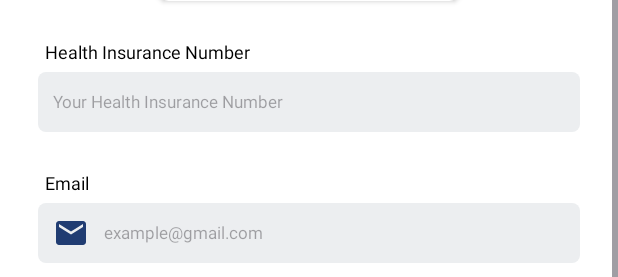
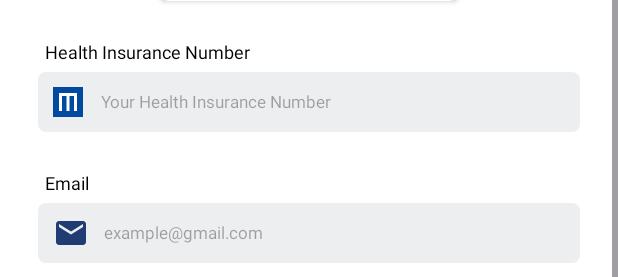
Before and after one commit to duypham27/DACN_MURKOFF_CARE_ANDROID, an Android app: the layout activity_information.xml on its own in the app's theme, with its tools: preview values and no code run, on a phone screen of 412 x 824 dp. Shown: the part 326-603 px from the top of the screen. Run offline under Robolectric (Android 15) with nearby library versions, the light colour scheme and no system bars.

Commit message:
Fix Color UI+ICON(NoneLogin)

```diff
--- a/app/src/main/java/com/example/dacn_murkoff_care_android/HomePage/HomePageFragment.java
+++ b/app/src/main/java/com/example/dacn_murkoff_care_android/HomePage/HomePageFragment.java
@@ -238,7 +238,7 @@ public class HomePageFragment extends Fragment {
     {
         Handbook handbook0 = new Handbook(
                 "https://vignette.wikia.nocookie.net/outlast/images/c/cc/Murkoff_Corp_Logo.jpg/revision/latest?cb=20140308195505",
-                "MurkOff Care - Sức khoẻ của bạn, Sứ mệnh của chúng tôi",
+                "MurkOff Care - Sức khoẻ của bạn, sứ mệnh của chúng tôi",
                 "https://www.youtube.com/watch?v=RGNRtwCaY4g");
 
         Handbook handbook1 = new Handbook(
@@ -358,6 +358,8 @@ public class HomePageFragment extends Fragment {
 
 
 
+
+
     /** SETUP "openweathermap" API **/
     private void getCurrentWeather()
     {
--- a/app/src/main/java/com/example/dacn_murkoff_care_android/SettingsPage/SettingsFragment.java
+++ b/app/src/main/java/com/example/dacn_murkoff_care_android/SettingsPage/SettingsFragment.java
@@ -69,7 +69,7 @@ public class SettingsFragment extends Fragment {
     /** SETUP RECYCLE VIEW **/
     private void setupRecyclerView()
     {
-        Setting setting0 = new Setting(R.drawable.murkoff_logo, "aboutUs", getString(R.string.about_us) );
+        Setting setting0 = new Setting(R.drawable.ic_murkoff, "aboutUs", getString(R.string.about_us) );
         Setting setting1 = new Setting(R.drawable.ic_appointment_history, "appointmentHistory", getString(R.string.appointment_history) );
         Setting setting2 = new Setting(R.drawable.ic_booking_history, "bookingHistory", getString(R.string.booking_history) );
         Setting setting3 = new Setting(R.drawable.ic_reminder, "reminder", context.getString(R.string.reminder));
--- /dev/null
+++ b/app/src/main/res/drawable/ic_murkoff.xml
@@ -0,0 +1,30 @@
+<vector xmlns:android="http://schemas.android.com/apk/res/android"
+    android:width="20dp"
+    android:height="20dp"
+    android:viewportWidth="100"
+    android:viewportHeight="100">
+    <!-- Nền màu xanh -->
+    <path
+        android:fillColor="#004BA0"
+        android:pathData="M0,0h100v100h-100z" />
+
+    <!-- Hình chữ nhật ngang trên -->
+    <path
+        android:fillColor="#FFFFFF"
+        android:pathData="M20,20h60v10h-60z" />
+
+    <!-- Nét trái của chữ "M" -->
+    <path
+        android:fillColor="#FFFFFF"
+        android:pathData="M20,30h10v50h-10z" />
+
+    <!-- Nét phải của chữ "M" -->
+    <path
+        android:fillColor="#FFFFFF"
+        android:pathData="M70,30h10v50h-10z" />
+
+    <!-- Nét thẳng giữa của chữ "M" -->
+    <path
+        android:fillColor="#FFFFFF"
+        android:pathData="M45,30h10v50h-10z" />
+</vector>
--- a/app/src/main/res/layout/activity_home_page.xml
+++ b/app/src/main/res/layout/activity_home_page.xml
@@ -6,7 +6,7 @@
     android:id="@+id/main"
     android:layout_width="match_parent"
     android:layout_height="match_parent"
-    android:background="@color/colorThemeBlueSky"
+    android:background="@color/colorBackground"
     tools:context=".HomePage.HomePageActivity">
 
 
--- a/app/src/main/res/layout/activity_information.xml
+++ b/app/src/main/res/layout/activity_information.xml
@@ -78,7 +78,8 @@
             android:layout_height="40dp"
             android:layout_marginHorizontal="25dp"
             android:background="@drawable/input_style_booking"
-            android:drawablePadding="10dp"
+            android:drawableStart="@drawable/ic_murkoff"
+            android:drawablePadding="12dp"
             android:hint="@string/your_health_insurance_number"
             android:inputType="text"
             android:focusable="false"
--- a/app/src/main/res/layout/fragment_settings.xml
+++ b/app/src/main/res/layout/fragment_settings.xml
@@ -6,7 +6,7 @@
     android:layout_width="match_parent"
     android:layout_height="match_parent"
     android:orientation="vertical"
-    android:background="@color/colorThemeBlueSky"
+    android:background="@color/colorBackground"
     tools:context=".SettingsPage.SettingsFragment">
 
     <de.hdodenhof.circleimageview.CircleImageView
```
Also changed, not shown: app/src/main/res/drawable/murkoff_circle_logo.png.
